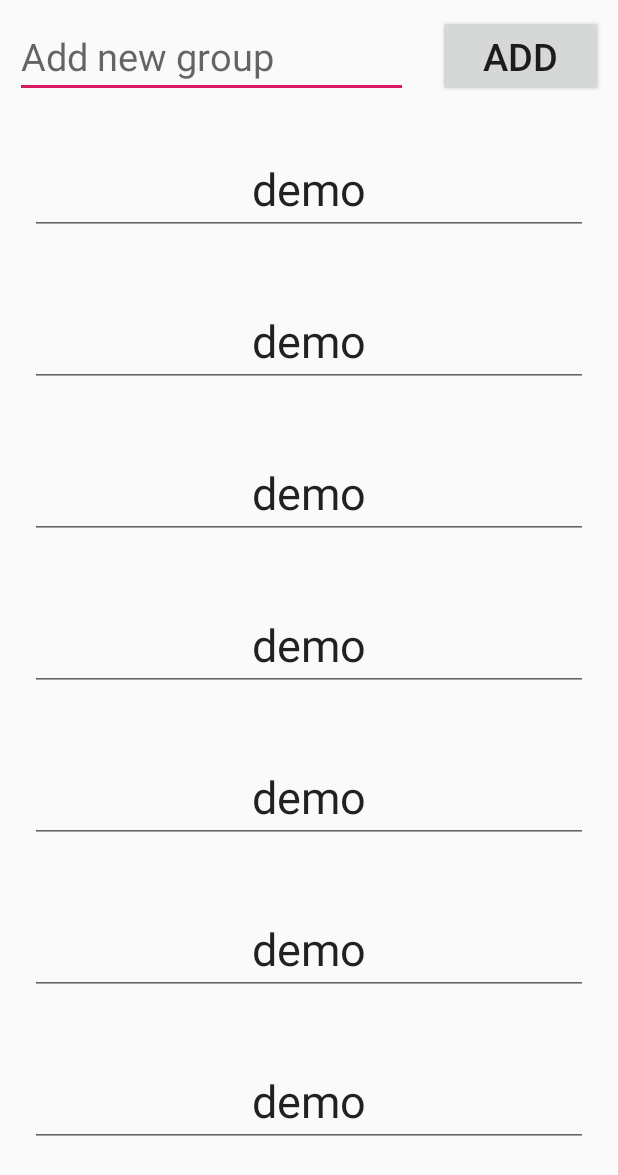
After one commit to yash-jp/Examination_Portal, an Android app: the GroupActivity screen opened directly, with no data from a screen before it, on a phone screen of 412 x 824 dp. The commit adds this screen. Shown: the top 1175 px of the screen. Run offline under Robolectric (Android 15) with nearby library versions, the phone set to English and light mode, and no system bars; network calls fail.

Commit message:
snackbar and added GroupActivity

```diff
--- a/app/build.gradle
+++ b/app/build.gradle
@@ -29,4 +29,10 @@ dependencies {
 
 //    volley dependency
     implementation 'com.android.volley:volley:1.1.0'
+
+    // RecyclerView
+    implementation 'androidx.recyclerview:recyclerview:1.1.0-rc01'
+
+//    Snackbar - material dependency
+    implementation 'com.google.android.material:material:1.0.0'
 }
--- a/app/src/main/AndroidManifest.xml
+++ b/app/src/main/AndroidManifest.xml
@@ -8,10 +8,12 @@
         android:allowBackup="true"
         android:icon="@mipmap/ic_launcher"
         android:label="@string/app_name"
-        android:usesCleartextTraffic="true"
         android:roundIcon="@mipmap/ic_launcher_round"
         android:supportsRtl="true"
-        android:theme="@style/AppTheme">
+        android:theme="@style/AppTheme"
+        android:usesCleartextTraffic="true">
+        <activity android:name=".GroupActivity"></activity>
+
         <meta-data
             android:name="com.google.android.actions"
             android:resource="@xml/network_security_config" />
--- /dev/null
+++ b/app/src/main/java/com/example/examination_portal/GroupActivity.java
@@ -0,0 +1,85 @@
+package com.example.examination_portal;
+
+import androidx.appcompat.app.ActionBar;
+import androidx.appcompat.app.AppCompatActivity;
+import androidx.recyclerview.widget.DefaultItemAnimator;
+import androidx.recyclerview.widget.LinearLayoutManager;
+import androidx.recyclerview.widget.RecyclerView;
+
+import android.os.Bundle;
+import android.os.RecoverySystem;
+import android.view.View;
+import android.widget.Button;
+import android.widget.EditText;
+
+import com.example.examination_portal.adapter.GroupAdapter;
+import com.example.examination_portal.model.Group;
+
+import java.util.ArrayList;
+import java.util.List;
+
+public class GroupActivity extends AppCompatActivity implements View.OnClickListener {
+    EditText gaetGroupName;
+    Button gabtnAdd;
+    RecyclerView garv;
+    GroupAdapter groupAdapter;
+    private List<Group> groupList = new ArrayList<>();
+
+
+
+    @Override
+    protected void onCreate(Bundle savedInstanceState) {
+        super.onCreate(savedInstanceState);
+        setContentView(R.layout.activity_group);
+        hideActionBar();
+        initialization();
+        eventsManagement();
+        getAllGroups();
+    }
+
+    private void getAllGroups() {
+
+    }
+
+    private void eventsManagement() {
+        gabtnAdd.setOnClickListener(this);
+    }
+
+    private void initialization() {
+        gaetGroupName = findViewById(R.id.gaetGroupName);
+        gabtnAdd = findViewById(R.id.gabtnAdd);
+        garv = findViewById(R.id.garv);
+
+//        setup of recyclerview
+        loadData();
+        groupAdapter = new GroupAdapter(groupList);
+        RecyclerView.LayoutManager mLayoutManager = new LinearLayoutManager(getApplicationContext());
+        garv.setLayoutManager(mLayoutManager);
+        garv.setItemAnimator(new DefaultItemAnimator());
+        garv.setAdapter(groupAdapter);
+    }
+
+    private void loadData() {
+        for(int i=0;i<=10;i++){
+            groupList.add(new Group("demo"));
+        }
+    }
+
+    private void hideActionBar() {
+        ActionBar actionBar = getSupportActionBar();
+        actionBar.hide();
+    }
+
+    @Override
+    public void onClick(View view) {
+        switch (view.getId()){
+            case R.id.gabtnAdd:{
+                addGroup();
+                break;
+            }
+        }
+    }
+
+    private void addGroup() {
+    }
+}
--- a/app/src/main/java/com/example/examination_portal/LoginActivity.java
+++ b/app/src/main/java/com/example/examination_portal/LoginActivity.java
@@ -3,6 +3,7 @@ package com.example.examination_portal;
 import androidx.appcompat.app.ActionBar;
 import androidx.appcompat.app.AppCompatActivity;
 
+import android.content.Context;
 import android.content.Intent;
 import android.os.Bundle;
 import android.util.Log;
@@ -11,6 +12,7 @@ import android.widget.Button;
 import android.widget.EditText;
 import android.widget.ProgressBar;
 import android.widget.RadioButton;
+import android.widget.RelativeLayout;
 import android.widget.TextView;
 import android.widget.Toast;
 
@@ -22,6 +24,7 @@ import com.android.volley.VolleyError;
 import com.android.volley.toolbox.RequestFuture;
 import com.android.volley.toolbox.StringRequest;
 import com.android.volley.toolbox.Volley;
+import com.google.android.material.snackbar.Snackbar;
 
 import org.json.JSONException;
 import org.json.JSONObject;
@@ -36,6 +39,8 @@ public class LoginActivity extends AppCompatActivity implements View.OnClickList
     Button labtnLogin;
     TextView latvForgotPassword,latvRegister;
     ProgressBar loading;
+    Context context;
+    RelativeLayout root;
 
     private String URL_LOGIN = "http://192.168.0.24/android_scripts/login.php";
 
@@ -58,6 +63,8 @@ public class LoginActivity extends AppCompatActivity implements View.OnClickList
     private void initialization() {
 //        larbExamee = findViewById(R.id.larbExamee);
 //        larbExameOrganizer = findViewById(R.id.larbExameOrganizer);
+        context = this;
+        root = findViewById(R.id.root);
         loading = findViewById(R.id.loading);
         laetEmail = findViewById(R.id.laetEmail);
         laetPassword = findViewById(R.id.laetPassword);
@@ -103,11 +110,24 @@ public class LoginActivity extends AppCompatActivity implements View.OnClickList
             public void onResponse(String response) {
                 try{
                     JSONObject jsonObject = new JSONObject(response);
-                    String success = jsonObject.getString("success");
+                    String message = jsonObject.getString("message");
                     loading.setVisibility(View.GONE);
-                    Log.e("loginActivity", "onResponse: "+success);
+                    Log.e("loginActivity", "onResponse: "+message);
 
 //                    write code to go to next page
+                    if(message.equals("success")){
+                        Intent intent = new Intent(context,GroupActivity.class);
+                        startActivity(intent);
+                    }else{
+                        final Snackbar snackbar = Snackbar.make(root, "Not valid username and/or password", Snackbar.LENGTH_INDEFINITE);
+                                snackbar.setAction("OK", new View.OnClickListener() {
+                                    @Override
+                                    public void onClick(View view) {
+                                       snackbar.dismiss();
+                                    }
+                                });;
+                        snackbar.show();
+                    }
 
                 } catch (JSONException e) {
                     e.printStackTrace();
--- /dev/null
+++ b/app/src/main/java/com/example/examination_portal/adapter/GroupAdapter.java
@@ -0,0 +1,55 @@
+package com.example.examination_portal.adapter;
+
+import android.view.LayoutInflater;
+import android.view.View;
+import android.view.ViewGroup;
+import android.widget.EditText;
+import android.widget.RadioButton;
+import android.widget.TextView;
+
+import androidx.annotation.NonNull;
+import androidx.recyclerview.widget.RecyclerView;
+
+import com.example.examination_portal.R;
+import com.example.examination_portal.model.Group;
+
+import java.util.List;
+
+public class GroupAdapter extends RecyclerView.Adapter<GroupAdapter.GroupHolder> {
+
+    private List<Group> groupList;
+
+    public GroupAdapter(List<Group> groupList) {
+        this.groupList = groupList;
+    }
+
+    @NonNull
+    @Override
+    public GroupHolder onCreateViewHolder(@NonNull ViewGroup parent, int viewType) {
+        View itemView = LayoutInflater.from(parent.getContext())
+                .inflate(R.layout.group_row, parent, false);
+
+        return new GroupHolder(itemView);
+    }
+
+    @Override
+    public void onBindViewHolder(@NonNull GroupHolder holder, int position) {
+        Group group = groupList.get(position);
+        holder.gretName.setText(group.getGroupName());
+    }
+
+    @Override
+    public int getItemCount() {
+        return groupList.size();
+    }
+
+    public class GroupHolder extends RecyclerView.ViewHolder{
+
+        public EditText gretName;
+
+        public GroupHolder(@NonNull View itemView) {
+            super(itemView);
+            gretName = itemView.findViewById(R.id.gretName);
+        }
+    }
+}
--- /dev/null
+++ b/app/src/main/java/com/example/examination_portal/model/Group.java
@@ -0,0 +1,17 @@
+package com.example.examination_portal.model;
+
+public class Group {
+    private String groupName;
+
+    public Group(String groupName) {
+        this.groupName = groupName;
+    }
+
+    public String getGroupName() {
+        return groupName;
+    }
+
+    public void setGroupName(String groupName) {
+        this.groupName = groupName;
+    }
+}
--- /dev/null
+++ b/app/src/main/res/layout/activity_group.xml
@@ -0,0 +1,40 @@
+<?xml version="1.0" encoding="utf-8"?>
+<RelativeLayout xmlns:android="http://schemas.android.com/apk/res/android"
+    xmlns:app="http://schemas.android.com/apk/res-auto"
+    xmlns:tools="http://schemas.android.com/tools"
+    android:layout_width="match_parent"
+    android:layout_height="match_parent"
+    tools:context=".GroupActivity">
+
+    <LinearLayout
+        android:layout_width="match_parent"
+        android:layout_height="wrap_content"
+        android:orientation="horizontal"
+        android:id="@+id/ll">
+
+        <EditText
+            android:layout_width="wrap_content"
+            android:layout_height="wrap_content"
+            android:hint="Add new group"
+            android:layout_weight="4"
+            android:layout_margin="10sp"
+            android:id="@+id/gaetGroupName"
+            android:textSize="25sp"></EditText>
+
+        <Button
+            android:layout_width="wrap_content"
+            android:layout_height="wrap_content"
+            android:layout_margin="10sp"
+            android:layout_weight="1"
+            android:textSize="25sp"
+            android:text="Add"
+            android:id="@+id/gabtnAdd"></Button>
+    </LinearLayout>
+
+    <androidx.recyclerview.widget.RecyclerView
+        android:layout_width="match_parent"
+        android:layout_height="match_parent"
+        android:layout_below="@+id/ll"
+        android:id="@+id/garv"></androidx.recyclerview.widget.RecyclerView>
+
+</RelativeLayout>
--- a/app/src/main/res/layout/activity_login.xml
+++ b/app/src/main/res/layout/activity_login.xml
@@ -4,6 +4,7 @@
     xmlns:tools="http://schemas.android.com/tools"
     android:layout_width="match_parent"
     android:layout_height="match_parent"
+    android:id="@+id/root"
     tools:context=".LoginActivity">
 
     <TextView
--- /dev/null
+++ b/app/src/main/res/layout/group_row.xml
@@ -0,0 +1,14 @@
+<?xml version="1.0" encoding="utf-8"?>
+<LinearLayout xmlns:android="http://schemas.android.com/apk/res/android"
+    android:orientation="vertical" android:layout_width="match_parent"
+    android:layout_height="wrap_content">
+
+    <EditText
+        android:layout_width="match_parent"
+        android:layout_height="wrap_content"
+        android:id="@+id/gretName"
+        android:text="GROUP1"
+        android:textSize="30sp"
+        android:gravity="center"
+        android:layout_margin="20sp"></EditText>
+</LinearLayout>
```
